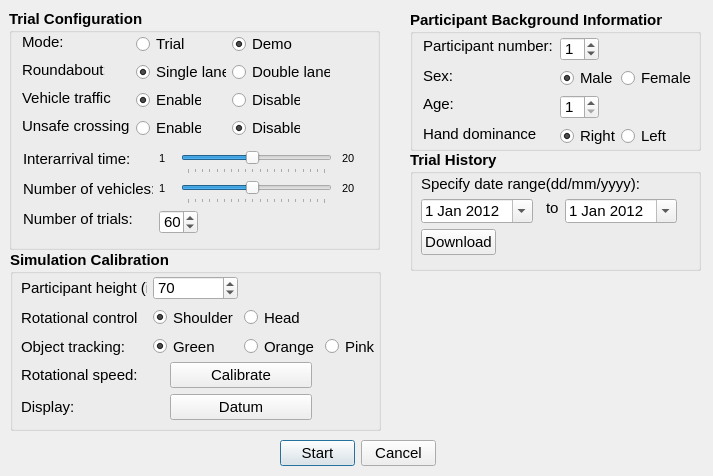
The window that demographics.ui (rkovessy/VeWalker) describes before a commit, drawn with Qt 5.
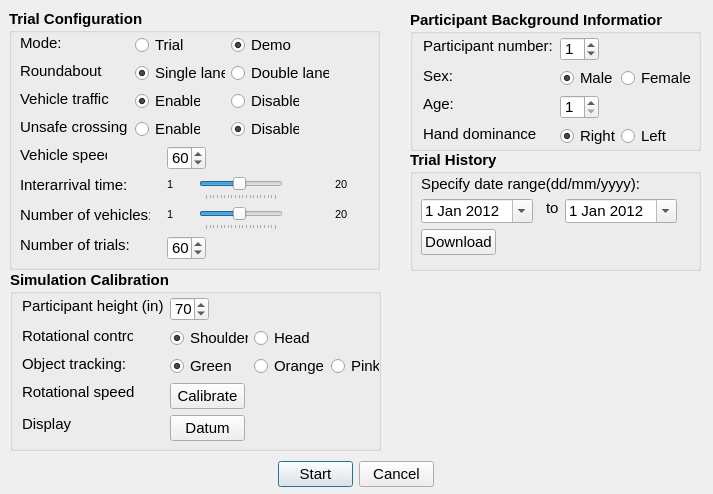
The same window after the commit.

Commit message: Added vehicle speed to demographics.

What changed in the file:
```diff
--- a/demographics.ui
+++ b/demographics.ui
@@ -10,7 +10,7 @@
     <x>0</x>
     <y>0</y>
     <width>713</width>
-    <height>476</height>
+    <height>494</height>
    </rect>
   </property>
   <property name="windowTitle">
@@ -22,7 +22,7 @@
      <x>9</x>
      <y>9</y>
      <width>371</width>
-     <height>241</height>
+     <height>261</height>
     </rect>
    </property>
    <property name="font">
@@ -38,8 +38,8 @@
    <widget class="QRadioButton" name="trafficdisable">
     <property name="geometry">
      <rect>
-      <x>223</x>
-      <y>80</y>
+      <x>222</x>
+      <y>81</y>
       <width>68</width>
       <height>22</height>
      </rect>
@@ -61,8 +61,8 @@
    <widget class="QRadioButton" name="trafficenable">
     <property name="geometry">
      <rect>
-      <x>127</x>
-      <y>80</y>
+      <x>126</x>
+      <y>81</y>
       <width>65</width>
       <height>22</height>
      </rect>
@@ -90,8 +90,8 @@
    <widget class="QLabel" name="roundaboutsize">
     <property name="geometry">
      <rect>
-      <x>13</x>
-      <y>52</y>
+      <x>11</x>
+      <y>53</y>
       <width>83</width>
       <height>18</height>
      </rect>
@@ -110,8 +110,8 @@
    <widget class="QLabel" name="modelabel">
     <property name="geometry">
      <rect>
-      <x>13</x>
-      <y>24</y>
+      <x>11</x>
+      <y>25</y>
       <width>41</width>
       <height>18</height>
      </rect>
@@ -130,8 +130,8 @@
    <widget class="QRadioButton" name="trial">
     <property name="geometry">
      <rect>
-      <x>127</x>
-      <y>24</y>
+      <x>126</x>
+      <y>25</y>
       <width>48</width>
       <height>22</height>
      </rect>
@@ -159,8 +159,8 @@
    <widget class="QRadioButton" name="demo">
     <property name="geometry">
      <rect>
-      <x>223</x>
-      <y>24</y>
+      <x>222</x>
+      <y>25</y>
       <width>62</width>
       <height>22</height>
      </rect>
@@ -185,8 +185,8 @@
    <widget class="QRadioButton" name="singlelane">
     <property name="geometry">
      <rect>
-      <x>127</x>
-      <y>52</y>
+      <x>126</x>
+      <y>53</y>
       <width>90</width>
       <height>22</height>
      </rect>
@@ -214,8 +214,8 @@
    <widget class="QRadioButton" name="doublelane">
     <property name="geometry">
      <rect>
-      <x>223</x>
-      <y>52</y>
+      <x>222</x>
+      <y>53</y>
       <width>98</width>
       <height>22</height>
      </rect>
@@ -237,8 +237,8 @@
    <widget class="QLabel" name="trafficlabel">
     <property name="geometry">
      <rect>
-      <x>13</x>
-      <y>80</y>
+      <x>11</x>
+      <y>81</y>
       <width>90</width>
       <height>18</height>
      </rect>
@@ -257,8 +257,8 @@
    <widget class="QLabel" name="trialquantitylabel">
     <property name="geometry">
      <rect>
-      <x>14</x>
-      <y>201</y>
+      <x>11</x>
+      <y>227</y>
       <width>109</width>
       <height>18</height>
      </rect>
@@ -277,8 +277,8 @@
    <widget class="QSpinBox" name="trialquantity">
     <property name="geometry">
      <rect>
-      <x>150</x>
-      <y>201</y>
+      <x>158</x>
+      <y>227</y>
       <width>39</width>
       <height>24</height>
      </rect>
@@ -299,9 +299,9 @@
     </property>
     <property name="geometry">
      <rect>
-      <x>172</x>
-      <y>141</y>
-      <width>151</width>
+      <x>190</x>
+      <y>167</y>
+      <width>84</width>
       <height>24</height>
      </rect>
     </property>
@@ -330,9 +330,9 @@
    <widget class="QSlider" name="vehiclequantityslider">
     <property name="geometry">
      <rect>
-      <x>172</x>
-      <y>171</y>
-      <width>151</width>
+      <x>190</x>
+      <y>197</y>
+      <width>84</width>
       <height>24</height>
      </rect>
     </property>
@@ -361,8 +361,8 @@
    <widget class="QLabel" name="vehiclequantitylabel">
     <property name="geometry">
      <rect>
-      <x>14</x>
-      <y>171</y>
+      <x>11</x>
+      <y>197</y>
       <width>130</width>
       <height>18</height>
      </rect>
@@ -384,9 +384,9 @@
     </property>
     <property name="geometry">
      <rect>
-      <x>14</x>
-      <y>141</y>
-      <width>121</width>
+      <x>11</x>
+      <y>167</y>
+      <width>108</width>
       <height>18</height>
      </rect>
     </property>
@@ -410,8 +410,8 @@
    <widget class="QRadioButton" name="unsafedisable">
     <property name="geometry">
      <rect>
-      <x>223</x>
-      <y>108</y>
+      <x>222</x>
+      <y>109</y>
       <width>68</width>
       <height>22</height>
      </rect>
@@ -436,8 +436,8 @@
    <widget class="QRadioButton" name="unsafeenable">
     <property name="geometry">
      <rect>
-      <x>127</x>
-      <y>108</y>
+      <x>126</x>
+      <y>109</y>
       <width>65</width>
       <height>22</height>
      </rect>
@@ -465,8 +465,8 @@
    <widget class="QLabel" name="unsafeintensitylabel">
     <property name="geometry">
      <rect>
-      <x>13</x>
-      <y>108</y>
+      <x>11</x>
+      <y>109</y>
       <width>108</width>
       <height>18</height>
      </rect>
@@ -488,8 +488,8 @@
    <widget class="QLabel" name="minlabel1">
     <property name="geometry">
      <rect>
-      <x>150</x>
-      <y>141</y>
+      <x>158</x>
+      <y>167</y>
       <width>16</width>
       <height>16</height>
      </rect>
@@ -508,8 +508,8 @@
    <widget class="QLabel" name="minlabel2">
     <property name="geometry">
      <rect>
-      <x>150</x>
-      <y>171</y>
+      <x>158</x>
+      <y>197</y>
       <width>16</width>
       <height>16</height>
      </rect>
@@ -528,9 +528,9 @@
    <widget class="QLabel" name="maxlabel1">
     <property name="geometry">
      <rect>
-      <x>333</x>
-      <y>141</y>
-      <width>20</width>
+      <x>326</x>
+      <y>167</y>
+      <width>16</width>
       <height>16</height>
      </rect>
     </property>
@@ -548,9 +548,9 @@
    <widget class="QLabel" name="maxlabel2">
     <property name="geometry">
      <rect>
-      <x>333</x>
-      <y>171</y>
-      <width>20</width>
+      <x>326</x>
+      <y>197</y>
+      <width>16</width>
       <height>16</height>
      </rect>
     </property>
@@ -565,12 +565,54 @@
      <string>20</string>
     </property>
    </widget>
+   <widget class="QLabel" name="trafficSpeedLabel">
+    <property name="geometry">
+     <rect>
+      <x>11</x>
+      <y>137</y>
+      <width>87</width>
+      <height>18</height>
+     </rect>
+    </property>
+    <property name="font">
+     <font>
+      <pointsize>11</pointsize>
+      <weight>50</weight>
+      <bold>false</bold>
+     </font>
+    </property>
+    <property name="toolTip">
+     <string>Intervehicle distance set to constant of 5 seconds.</string>
+    </property>
+    <property name="text">
+     <string>Vehicle speed</string>
+    </property>
+   </widget>
+   <widget class="QSpinBox" name="trafficSpeed">
+    <property name="geometry">
+     <rect>
+      <x>158</x>
+      <y>137</y>
+      <width>39</width>
+      <height>24</height>
+     </rect>
+    </property>
+    <property name="font">
+     <font>
+      <weight>50</weight>
+      <bold>false</bold>
+     </font>
+    </property>
+    <property name="value">
+     <number>60</number>
+    </property>
+   </widget>
   </widget>
   <widget class="QGroupBox" name="groupBox_2">
    <property name="geometry">
     <rect>
      <x>10</x>
-     <y>250</y>
+     <y>270</y>
      <width>371</width>
      <height>181</height>
     </rect>
@@ -585,18 +627,21 @@
    <property name="title">
     <string>Simulation Calibration</string>
    </property>
-   <widget class="QWidget" name="layoutWidget">
+   <widget class="QRadioButton" name="headControl">
     <property name="geometry">
      <rect>
-      <x>11</x>
-      <y>26</y>
-      <width>359</width>
-      <height>82</height>
+      <x>244</x>
+      <y>57</y>
+      <width>57</width>
+      <height>22</height>
      </rect>
     </property>
-    <layout class="QGridLayout" name="gridLayout">
-     <item row="0" column="0">
-      <widget class="QLabel" name="heightlabel">
+    <property name="sizePolicy">
+     <sizepolicy hsizetype="Fixed" vsizetype="Fixed">
+      <horstretch>0</horstretch>
+      <verstretch>0</verstretch>
+     </sizepolicy>
+    </property>
        <property name="font">
         <font>
          <pointsize>11</pointsize>
@@ -605,26 +650,27 @@
         </font>
        </property>
        <property name="text">
-        <string>Participant height (in):</string>
-       </property>
-      </widget>
-     </item>
-     <item row="0" column="1">
-      <widget class="QSpinBox" name="participantheight">
-       <property name="font">
-        <font>
-         <pointsize>11</pointsize>
-         <weight>50</weight>
-         <bold>false</bold>
-        </font>
-       </property>
-       <property name="value">
-        <number>70</number>
-       </property>
-      </widget>
-     </item>
-     <item row="1" column="0">
+     <string>Head</string>
+    </property>
+    <property name="checkable">
+     <bool>true</bool>
+    </property>
+    <property name="checked">
+     <bool>false</bool>
+    </property>
+    <property name="autoExclusive">
+     <bool>false</bool>
+    </property>
+   </widget>
       <widget class="QLabel" name="trackinglabel_2">
+    <property name="geometry">
+     <rect>
+      <x>12</x>
+      <y>57</y>
+      <width>111</width>
+      <height>18</height>
+     </rect>
+    </property>
        <property name="maximumSize">
         <size>
          <width>130</width>
@@ -642,9 +688,84 @@
         <string>Rotational control</string>
        </property>
       </widget>
-     </item>
-     <item row="1" column="1">
+   <widget class="QSpinBox" name="participantheight">
+    <property name="geometry">
+     <rect>
+      <x>160</x>
+      <y>27</y>
+      <width>39</width>
+      <height>24</height>
+     </rect>
+    </property>
+    <property name="font">
+     <font>
+      <pointsize>11</pointsize>
+      <weight>50</weight>
+      <bold>false</bold>
+     </font>
+    </property>
+    <property name="value">
+     <number>70</number>
+    </property>
+   </widget>
+   <widget class="QRadioButton" name="neonpink">
+    <property name="geometry">
+     <rect>
+      <x>321</x>
+      <y>85</y>
+      <width>48</width>
+      <height>22</height>
+     </rect>
+    </property>
+    <property name="sizePolicy">
+     <sizepolicy hsizetype="Fixed" vsizetype="Fixed">
+      <horstretch>0</horstretch>
+      <verstretch>0</verstretch>
+     </sizepolicy>
+    </property>
+    <property name="font">
+     <font>
+      <pointsize>11</pointsize>
+      <weight>50</weight>
+      <bold>false</bold>
+     </font>
+    </property>
+    <property name="text">
+     <string>Pink</string>
+    </property>
+    <property name="autoExclusive">
+     <bool>false</bool>
+    </property>
+   </widget>
+   <widget class="QLabel" name="heightlabel">
+    <property name="geometry">
+     <rect>
+      <x>12</x>
+      <y>27</y>
+      <width>142</width>
+      <height>18</height>
+     </rect>
+    </property>
+    <property name="font">
+     <font>
+      <pointsize>11</pointsize>
+      <weight>50</weight>
+      <bold>false</bold>
+     </font>
+    </property>
+    <property name="text">
+     <string>Participant height (in):</string>
+    </property>
+   </widget>
       <widget class="QRadioButton" name="shoulderControl">
+    <property name="geometry">
+     <rect>
+      <x>160</x>
+      <y>57</y>
+      <width>78</width>
+      <height>22</height>
+     </rect>
+    </property>
        <property name="sizePolicy">
         <sizepolicy hsizetype="Fixed" vsizetype="Fixed">
          <horstretch>0</horstretch>
@@ -668,9 +789,15 @@
         <bool>false</bool>
        </property>
       </widget>
-     </item>
-     <item row="1" column="2">
-      <widget class="QRadioButton" name="headControl">
+   <widget class="QRadioButton" name="neonorange">
+    <property name="geometry">
+     <rect>
+      <x>244</x>
+      <y>85</y>
+      <width>71</width>
+      <height>22</height>
+     </rect>
+    </property>
        <property name="sizePolicy">
         <sizepolicy hsizetype="Fixed" vsizetype="Fixed">
          <horstretch>0</horstretch>
@@ -685,21 +812,21 @@
         </font>
        </property>
        <property name="text">
-        <string>Head</string>
-       </property>
-       <property name="checkable">
-        <bool>true</bool>
-       </property>
-       <property name="checked">
-        <bool>false</bool>
+     <string>Orange</string>
        </property>
        <property name="autoExclusive">
         <bool>false</bool>
        </property>
       </widget>
-     </item>
-     <item row="2" column="0">
       <widget class="QLabel" name="trackinglabel">
+    <property name="geometry">
+     <rect>
+      <x>12</x>
+      <y>85</y>
+      <width>103</width>
+      <height>18</height>
+     </rect>
+    </property>
        <property name="font">
         <font>
          <pointsize>11</pointsize>
@@ -711,9 +838,15 @@
         <string>Object tracking:</string>
        </property>
       </widget>
-     </item>
-     <item row="2" column="1">
       <widget class="QRadioButton" name="neongreen">
+    <property name="geometry">
+     <rect>
+      <x>160</x>
+      <y>85</y>
+      <width>62</width>
+      <height>22</height>
+     </rect>
+    </property>
        <property name="sizePolicy">
         <sizepolicy hsizetype="Fixed" vsizetype="Fixed">
          <horstretch>0</horstretch>
@@ -740,81 +873,15 @@
         <bool>false</bool>
        </property>
       </widget>
-     </item>
-     <item row="2" column="2">
-      <widget class="QRadioButton" name="neonorange">
-       <property name="sizePolicy">
-        <sizepolicy hsizetype="Fixed" vsizetype="Fixed">
-         <horstretch>0</horstretch>
-         <verstretch>0</verstretch>
-        </sizepolicy>
-       </property>
-       <property name="font">
-        <font>
-         <pointsize>11</pointsize>
-         <weight>50</weight>
-         <bold>false</bold>
-        </font>
-       </property>
-       <property name="text">
-        <string>Orange</string>
-       </property>
-       <property name="autoExclusive">
-        <bool>false</bool>
-       </property>
-      </widget>
-     </item>
-     <item row="2" column="3">
-      <widget class="QRadioButton" name="neonpink">
-       <property name="sizePolicy">
-        <sizepolicy hsizetype="Fixed" vsizetype="Fixed">
-         <horstretch>0</horstretch>
-         <verstretch>0</verstretch>
-        </sizepolicy>
-       </property>
-       <property name="font">
-        <font>
-         <pointsize>11</pointsize>
-         <weight>50</weight>
-         <bold>false</bold>
-        </font>
-       </property>
-       <property name="text">
-        <string>Pink</string>
-       </property>
-       <property name="autoExclusive">
-        <bool>false</bool>
-       </property>
-      </widget>
-     </item>
-    </layout>
-   </widget>
-   <widget class="QWidget" name="layoutWidget">
-    <property name="geometry">
-     <rect>
-      <x>11</x>
-      <y>112</y>
-      <width>291</width>
-      <height>60</height>
-     </rect>
-    </property>
-    <layout class="QGridLayout" name="gridLayout_2">
-     <item row="0" column="0">
-      <widget class="QLabel" name="rotationalspeed">
-       <property name="font">
-        <font>
-         <pointsize>11</pointsize>
-         <weight>50</weight>
-         <bold>false</bold>
-        </font>
-       </property>
-       <property name="text">
-        <string>Rotational speed:</string>
-       </property>
-      </widget>
-     </item>
-     <item row="0" column="1">
       <widget class="QPushButton" name="calibrate">
+    <property name="geometry">
+     <rect>
+      <x>160</x>
+      <y>113</y>
+      <width>75</width>
+      <height>26</height>
+     </rect>
+    </property>
        <property name="font">
         <font>
          <pointsize>11</pointsize>
@@ -838,9 +905,15 @@
         <bool>false</bool>
        </property>
       </widget>
-     </item>
-     <item row="1" column="0">
       <widget class="QLabel" name="displaylabel">
+    <property name="geometry">
+     <rect>
+      <x>12</x>
+      <y>145</y>
+      <width>50</width>
+      <height>18</height>
+     </rect>
+    </property>
        <property name="font">
         <font>
          <pointsize>11</pointsize>
@@ -852,9 +925,15 @@
         <string>Display:</string>
        </property>
       </widget>
-     </item>
-     <item row="1" column="1">
       <widget class="QPushButton" name="datum">
+    <property name="geometry">
+     <rect>
+      <x>160</x>
+      <y>145</y>
+      <width>75</width>
+      <height>26</height>
+     </rect>
+    </property>
        <property name="font">
         <font>
          <pointsize>11</pointsize>
@@ -878,8 +957,25 @@
         <bool>false</bool>
        </property>
       </widget>
-     </item>
-    </layout>
+   <widget class="QLabel" name="rotationalspeed">
+    <property name="geometry">
+     <rect>
+      <x>12</x>
+      <y>113</y>
+      <width>112</width>
+      <height>18</height>
+     </rect>
+    </property>
+    <property name="font">
+     <font>
+      <pointsize>11</pointsize>
+      <weight>50</weight>
+      <bold>false</bold>
+     </font>
+    </property>
+    <property name="text">
+     <string>Rotational speed:</string>
+    </property>
    </widget>
   </widget>
   <widget class="QGroupBox" name="groupBox_3">
@@ -1274,8 +1370,8 @@
   <widget class="QPushButton" name="quit">
    <property name="geometry">
     <rect>
-     <x>280</x>
-     <y>440</y>
+     <x>278</x>
+     <y>461</y>
      <width>75</width>
      <height>26</height>
     </rect>
@@ -1307,8 +1403,8 @@
   <widget class="QPushButton" name="cancel">
    <property name="geometry">
     <rect>
-     <x>361</x>
-     <y>440</y>
+     <x>359</x>
+     <y>461</y>
      <width>75</width>
      <height>26</height>
     </rect>
```
Lines whose indentation alone changed are shown as unchanged. The commit also changes 39 other files.
